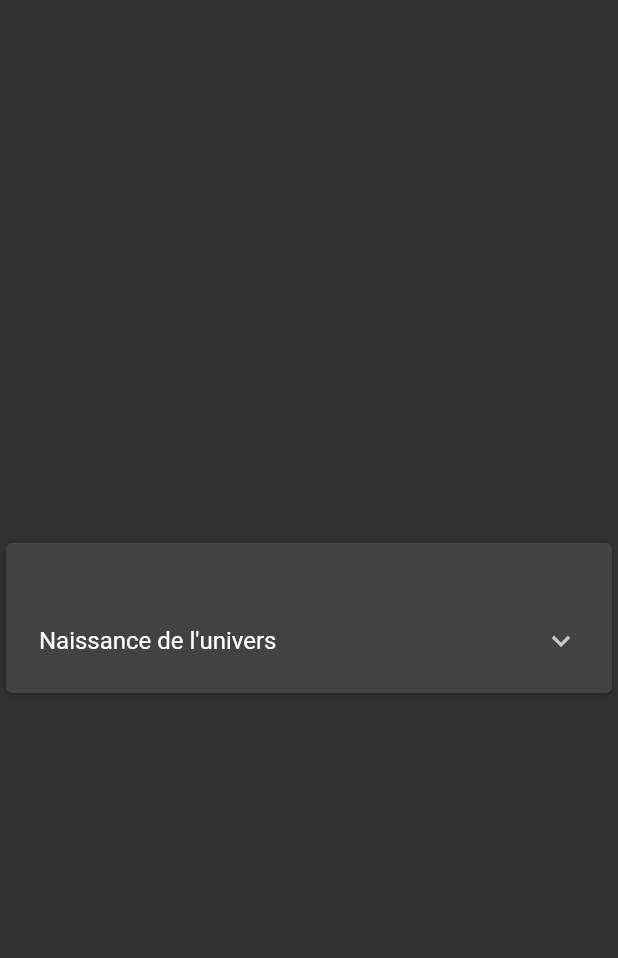
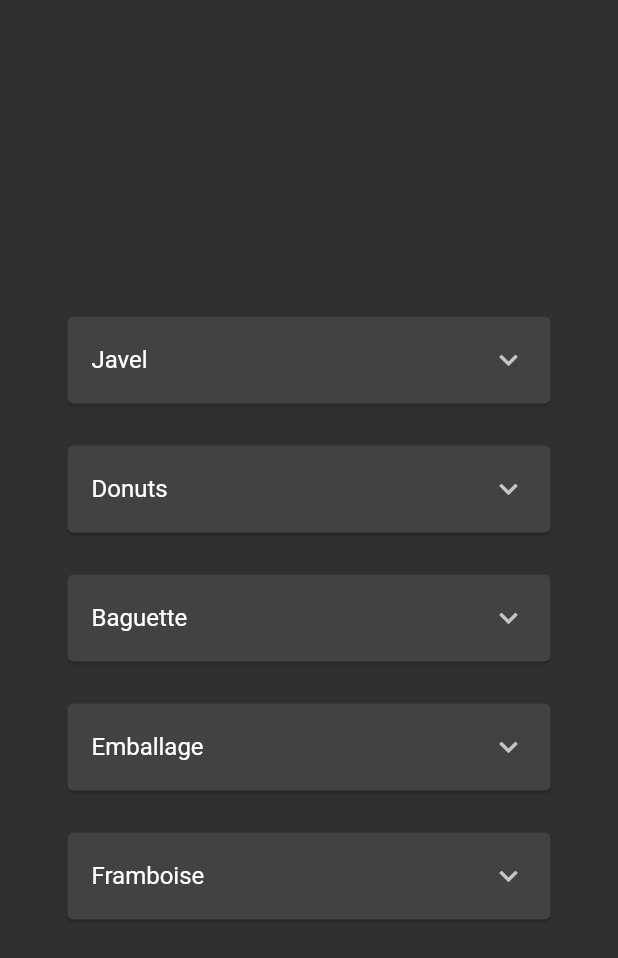
Before and after one commit to IsmaelMoussaoui/APP_Fourquets, a Flutter app: the CommandRoute screen opened directly, on a phone screen of 412 x 824 dp. Shown: the top 958 px of the screen. Run offline on Flutter 3.47's test engine with Material 2 defaults, Android fonts, the phone set to English and light mode, and no system bars; our stand-ins replace camera, email_validator; missing offline and left inert: animated_floatactionbuttons.

```diff
--- a/lib/command.dart
+++ b/lib/command.dart
@@ -1,27 +1,110 @@
 import 'package:flutter/material.dart';
-import 'package:animated_floatactionbuttons/animated_floatactionbuttons.dart';
+import 'package:flutter/services.dart' show rootBundle;
+import 'package:http/http.dart' as http;
+import 'dart:convert';
+import 'dart:async' show Future;
 
+Widget CommandCard(String productName, String underCat, String providerName, String price)
+{
+  return Column(
+      children: [ SingleChildScrollView(child: Column(
+        mainAxisAlignment: MainAxisAlignment.spaceEvenly,
+        children: <Widget>[
+
+          Container(
+            width: 350,
+            padding: EdgeInsets.all(10),
+            child: Card(
+              child: Padding(
+                padding: EdgeInsets.only(),
+                child: ExpansionTile(
+                  title: Text(productName),
+                  children: <Widget>[
+                    Text('Sous-Categorie : ' + underCat),
+                    Text('Fournisseur : ' + providerName),
+                    Text('Prix : ' + price + ' €'),
+                    Row(
+                        mainAxisAlignment: MainAxisAlignment.center,
+                        crossAxisAlignment: CrossAxisAlignment.center,
+                        children: <Widget>[
+                          Container(
+
+                            margin: EdgeInsets.only(top: 10, right: 15),
+                            child: RaisedButton(child: Text("Supprimer"), onPressed: (){}, color: Colors.red, elevation: 10)),
+                          Container(
+                            margin: EdgeInsets.only(top: 10),
+                            child:  RaisedButton(child: Text("Modifier"), onPressed: (){}, color: Colors.blue, elevation: 10),
+                          )
+                        ]
+                    )
+                 ]
+                )
+            ),
+          ),
+          )
+        ]
+      )
+    )
+  ]);
+}
 
 class CommandRoute extends StatelessWidget
 {
+  final GlobalKey<ScaffoldState> scaffoldKey = GlobalKey<ScaffoldState>();
+
+  List<String> provider()
+  {
+    List<String> providerName = ["Mesmacques", "Vanderblabla", "toto"];
+    return providerName;
+  }
+
+  List<String> underCat()
+  {
+    var bakery = "Boulangerie-";
+    var pastry = "Patisserie-";
+    var sell = "Vente-";
+
+    List<String> underCat = [sell + "Entrerien", bakery + "Entretien"];
+    return underCat;
+  }
+
+  List<String> product()
+  {
+    List<String> productName = ["Javel", "Donuts", "Baguette", "Emballage", "Framboise"];
+    return productName;
+  }
+
+  Map fullProduct()
+  {
+    var prod = new Map();
+
+    prod["Provider"] = "Mesmaques";
+    prod["underCat"] = "Entretien-vente";
+    prod["Price"] = "13,9";
+    print(prod["Provider"]);
+    return prod;
+  }
+
   @override
   Widget build(BuildContext context) {
+    var text = product();
+    var t = fullProduct();
     return Scaffold(
-      body: Center(
-        child: Card(
-          child: Padding(
-            padding: EdgeInsets.only(top: 36.0, left: 6.0, right: 6.0, bottom: 6.0),
-            child: ExpansionTile(
-              title: Text('Naissance de l\'univers'),
+        key: scaffoldKey,
+        body: Center(
+          child: SingleChildScrollView(
+            padding: const EdgeInsets.all(8.0),
+            child: Column(
               children: <Widget>[
-                Text('Big Bang'),
-                Text('Birth of Sun'),
-                Text('Earth is Born')
-              ],
-            ),
-          ),
-        ),
-      ),
+                  for(var i in text)
+                    Center(
+                      child:
+                        CommandCard(i, t["underCat"], t["Provider"], t["Price"])
+                )
+              ]
+            )
+          )
+        )
     );
   }
 }
```
